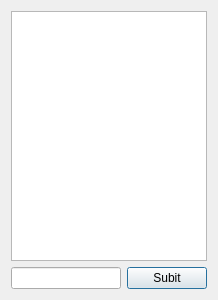
First picture: the form in basicVisual/src/pseudoterminal.ui, repository imateja/basic-visual, before the edit.
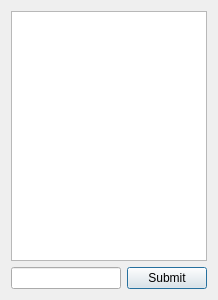
Second picture: the form after the edit.

```diff
--- a/basicVisual/src/pseudoterminal.ui
+++ b/basicVisual/src/pseudoterminal.ui
@@ -42,7 +42,7 @@
      <item>
       <widget class="QPushButton" name="submitBtn">
        <property name="text">
-        <string>Subit</string>
+        <string>Submit</string>
        </property>
       </widget>
      </item>
```
Left out of the diff: 2 changed lines with no effect on the pictures.
